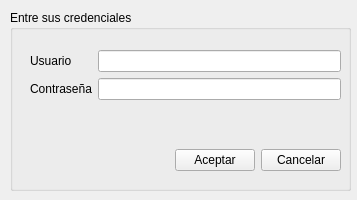
Old version of the form RumbaBurger/login.ui in the repository yordanlp/RumbaBurger.
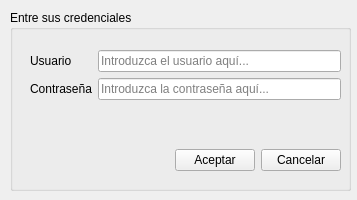
New version of the form.

The edit to the form file:
```diff
--- a/RumbaBurger/login.ui
+++ b/RumbaBurger/login.ui
@@ -13,6 +13,9 @@
   <property name="windowTitle">
    <string>Login</string>
   </property>
+  <property name="styleSheet">
+   <string notr="true"/>
+  </property>
   <widget class="QWidget" name="centralwidget">
    <widget class="QGroupBox" name="groupBox">
     <property name="geometry">
@@ -46,7 +49,11 @@
          </widget>
         </item>
         <item row="0" column="1">
-         <widget class="QLineEdit" name="user"/>
+         <widget class="QLineEdit" name="user">
+          <property name="placeholderText">
+           <string>Introduzca el usuario aquí...</string>
+          </property>
+         </widget>
         </item>
         <item row="3" column="1">
          <widget class="QLineEdit" name="pass">
@@ -56,6 +63,9 @@
           <property name="echoMode">
            <enum>QLineEdit::Password</enum>
           </property>
+          <property name="placeholderText">
+           <string>Introduzca la contraseña aquí...</string>
+          </property>
          </widget>
         </item>
         <item row="3" column="0">
```
